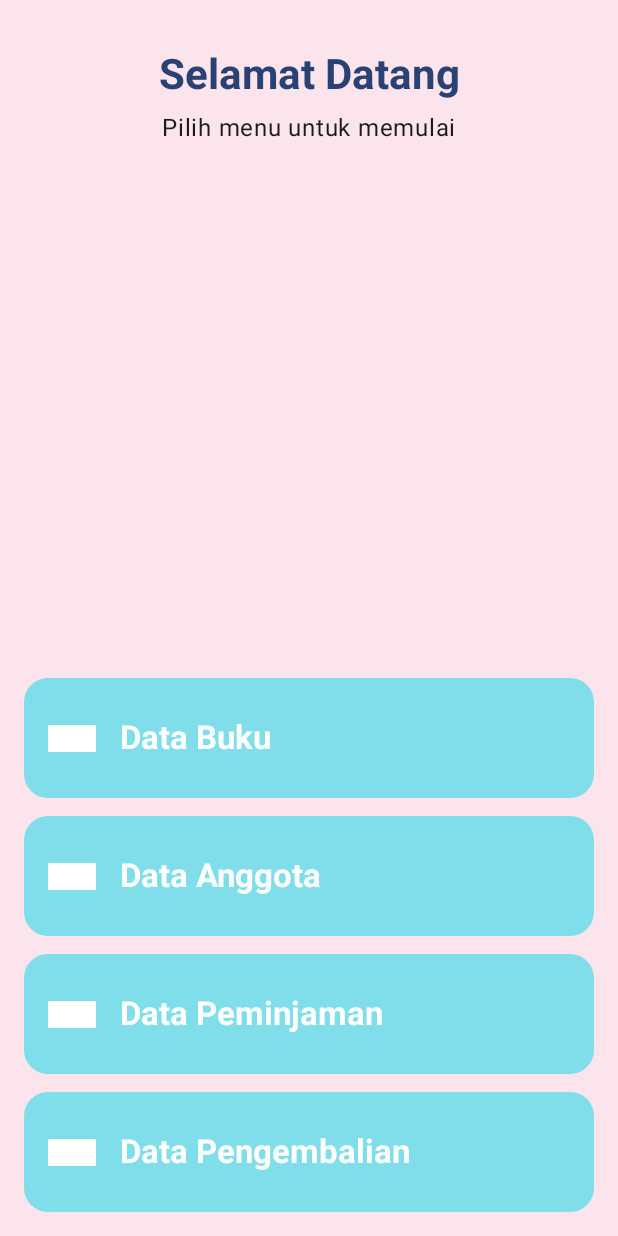
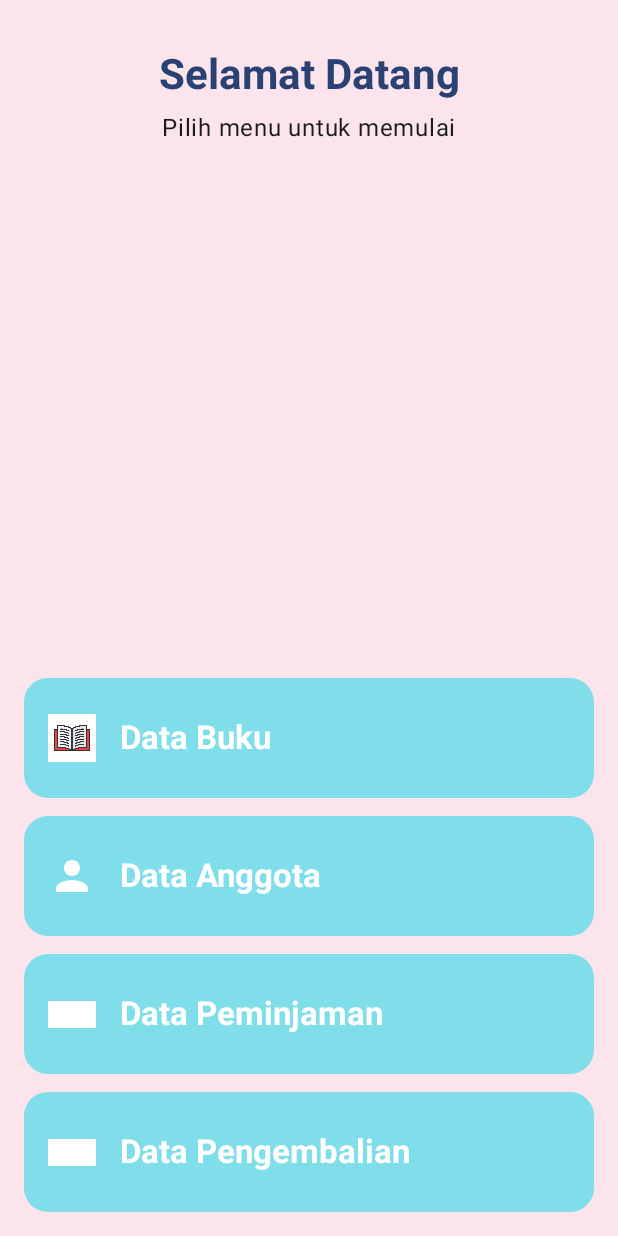
Before and after one commit to faransyah/A11_0162, an Android app built with Jetpack Compose: the screen it shows after launch (MainActivity), on a phone screen of 412 x 824 dp. Run offline under Robolectric (Android 15) with nearby library versions, the phone set to English and light mode, and no system bars; libraries missing offline, so code that uses them is left out: com.jakewharton.retrofit2.

Commit message:
memperbaiki homeview awal

```diff
--- a/app/src/main/java/com/example/uas_pam_162/ui/view/HomeView.kt
+++ b/app/src/main/java/com/example/uas_pam_162/ui/view/HomeView.kt
@@ -1,5 +1,6 @@
 package com.example.uas_pam_162.ui.view
 
+import androidx.compose.foundation.Image
 import androidx.compose.foundation.background
 import androidx.compose.foundation.layout.Arrangement
 import androidx.compose.foundation.layout.Box
@@ -11,6 +12,8 @@ import androidx.compose.foundation.layout.fillMaxWidth
 import androidx.compose.foundation.layout.padding
 import androidx.compose.foundation.layout.size
 import androidx.compose.foundation.shape.RoundedCornerShape
+import androidx.compose.material.icons.Icons
+import androidx.compose.material.icons.filled.Person
 import androidx.compose.material3.Card
 import androidx.compose.material3.CardDefaults
 import androidx.compose.material3.ExperimentalMaterial3Api
@@ -94,10 +97,10 @@ fun HomeMulai(
                             .fillMaxWidth()
                             .padding(16.dp)
                     ) {
-                        Icon(
-                            painter = painterResource(id = R.drawable.logo), // Ganti dengan ikon Buku
+                        Image(
+                            painter = painterResource(id = R.drawable.buku), // Ganti dengan ikon Buku
                             contentDescription = "Icon Buku",
-                            tint = Color.White,
+
                             modifier = Modifier
                                 .size(48.dp)
                                 .padding(end = 16.dp)
@@ -124,13 +127,14 @@ fun HomeMulai(
                             .padding(16.dp)
                     ) {
                         Icon(
-                            painter = painterResource(id = R.drawable.logo), // Ganti dengan ikon Anggota
+                            imageVector = Icons.Default.Person, // Menggunakan ikon person
                             contentDescription = "Icon Anggota",
                             tint = Color.White,
                             modifier = Modifier
                                 .size(48.dp)
                                 .padding(end = 16.dp)
                         )
+
                         Text(
                             text = "Data Anggota",
                             style = MaterialTheme.typography.titleLarge.copy(fontWeight = FontWeight.Bold),
```
